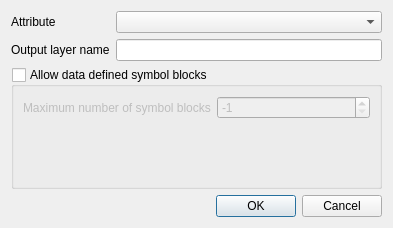
This is src/ui/processing/qgsprocessingdxflayerdetailswidgetbase.ui in qgis/QGIS as Qt 5 draws it before an edit. The edited form follows.
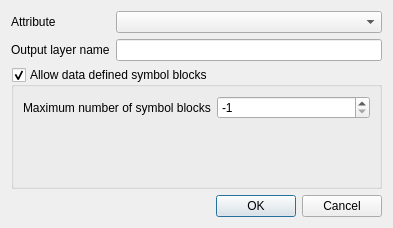
This is the edited form. Custom widgets are drawn as their Qt base class.

Diff of the .ui file:
```diff
--- a/src/ui/processing/qgsprocessingdxflayerdetailswidgetbase.ui
+++ b/src/ui/processing/qgsprocessingdxflayerdetailswidgetbase.ui
@@ -72,7 +72,7 @@
       <bool>true</bool>
      </property>
      <property name="checked">
-      <bool>false</bool>
+      <bool>true</bool>
      </property>
      <layout class="QFormLayout" name="formLayout">
       <item row="0" column="0">
```
